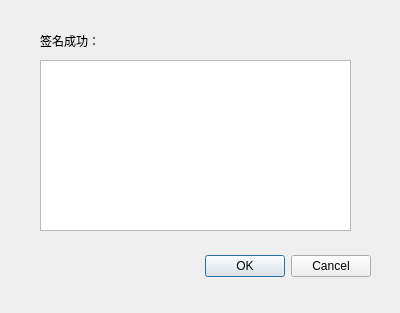
Qt form sigDialog.ui (XinXingDianDeng-WHU/ECC) before a commit.
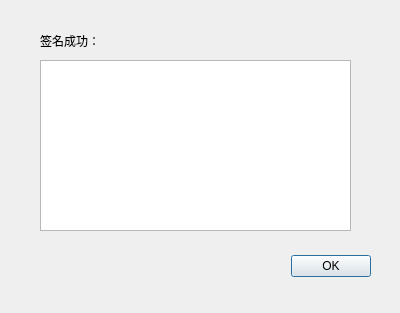
The same form after that commit.

Commit message: 完善各按钮功能

Diff of the .ui file:
```diff
--- a/sigDialog.ui
+++ b/sigDialog.ui
@@ -58,13 +58,6 @@
       </property>
      </widget>
     </item>
-    <item>
-     <widget class="QPushButton" name="cancelButton">
-      <property name="text">
-       <string>Cancel</string>
-      </property>
-     </widget>
-    </item>
    </layout>
   </widget>
   <widget class="QLabel" name="sig_label">
```
Left out of the diff: 19 changed lines with no effect on the pictures. The commit also changes 3 other files.
